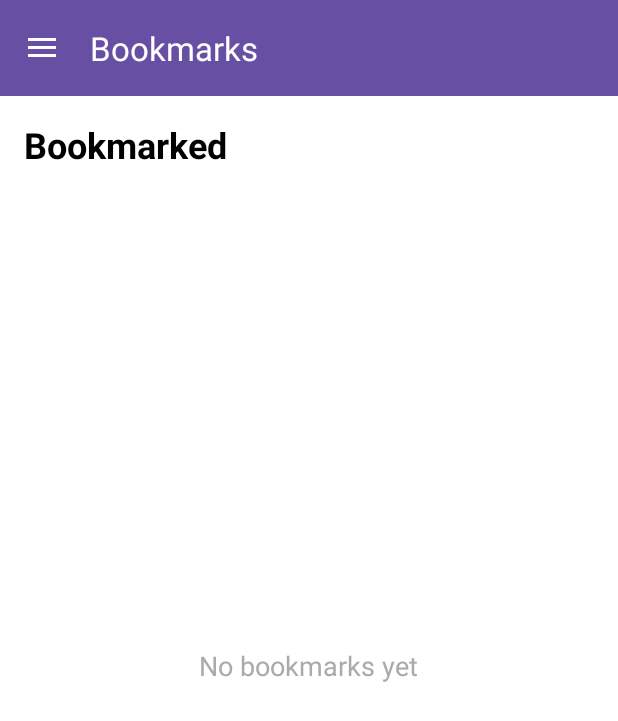
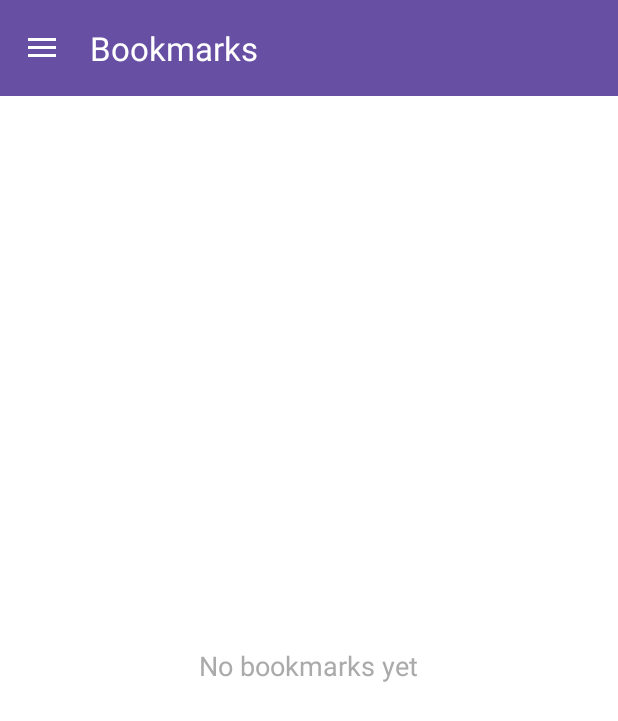
Before and after one commit to SiPhung953/Lianac, an Android app: the screen it shows after launch (MainActivity), in the side drawer, after a tap on "Bookmarks", on a phone screen of 412 x 824 dp. Shown: the top 721 px of the screen. Run offline under Robolectric (Android 15) with nearby library versions, the phone set to English and light mode, and no system bars.

Commit message:
Deleted bookmarked heading

```diff
--- a/app/src/main/res/layout/fragment_bookmark_list.xml
+++ b/app/src/main/res/layout/fragment_bookmark_list.xml
@@ -4,23 +4,11 @@
     android:layout_height="match_parent"
     android:background="@android:color/white">
 
-    <!-- Heading -->
-    <TextView
-        android:id="@+id/tv_heading"
-        android:layout_width="match_parent"
-        android:layout_height="wrap_content"
-        android:text="Bookmarked"
-        android:textSize="24sp"
-        android:textStyle="bold"
-        android:textColor="@android:color/black"
-        android:padding="16dp" />
-
     <!-- RecyclerView for bookmarks -->
     <androidx.recyclerview.widget.RecyclerView
         android:id="@+id/rv_bookmarks"
         android:layout_width="match_parent"
         android:layout_height="match_parent"
-        android:layout_below="@id/tv_heading"
         android:padding="8dp"
         android:clipToPadding="false" />
 
--- a/gradle/libs.versions.toml
+++ b/gradle/libs.versions.toml
@@ -1,5 +1,5 @@
 [versions]
-agp = "8.13.0"
+agp = "8.12.1"
 junit = "4.13.2"
 junitVersion = "1.3.0"
 espressoCore = "3.7.0"
```
